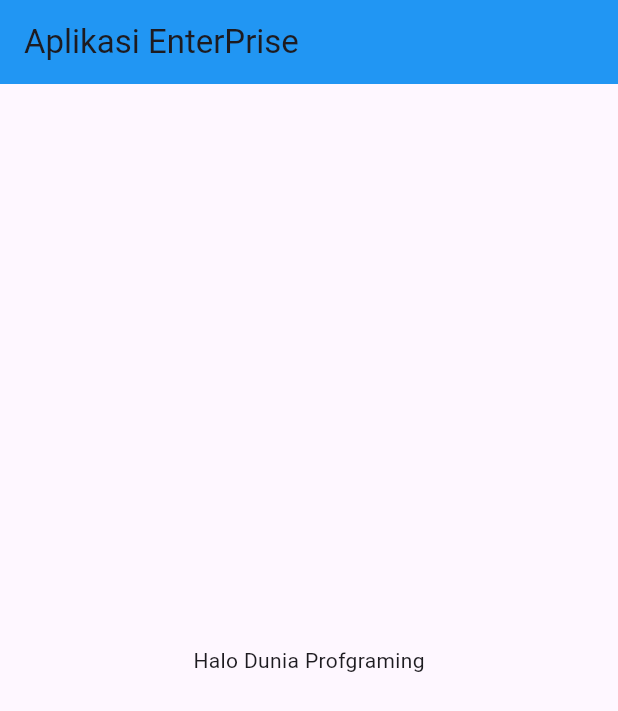
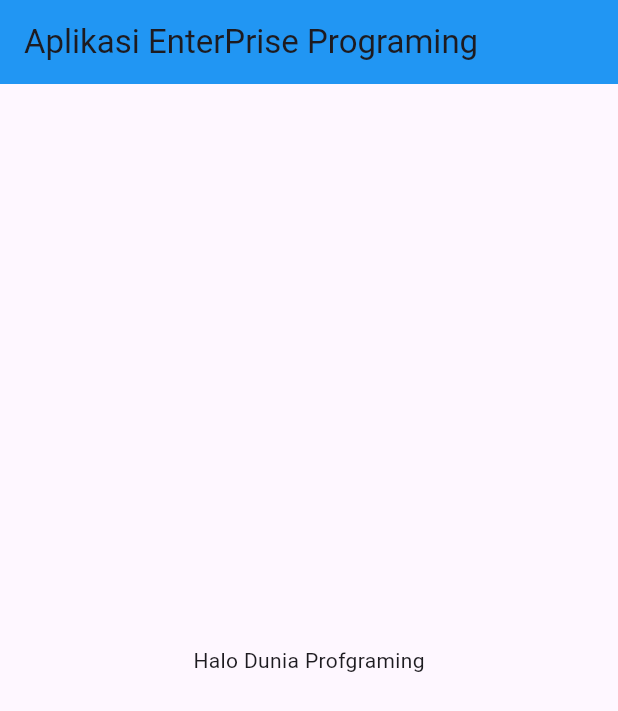
Before and after one commit to SIPalingMumet/demos, a Flutter app: the screen it shows after launch, on a phone screen of 412 x 824 dp. Shown: the top 711 px of the screen. Run offline on Flutter 3.47's test engine with Material 3 defaults, Android fonts, the phone set to English and light mode, and no system bars.

Commit message:
merubah main

```diff
--- a/lib/main.dart
+++ b/lib/main.dart
@@ -12,7 +12,7 @@ class Hello extends StatelessWidget {
     return Scaffold(
       appBar: AppBar(
         title:
- Text('Aplikasi EnterPrise'),
+ Text('Aplikasi EnterPrise Programing'),
  backgroundColor: Colors.blue,
       ),
       body:
```
